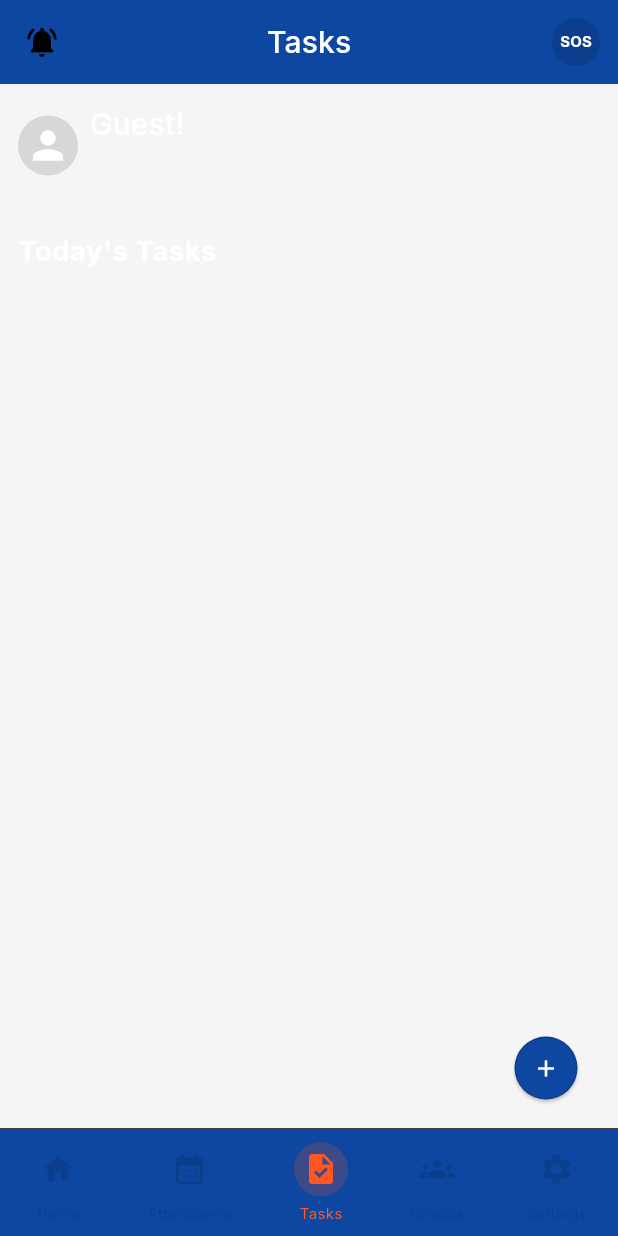
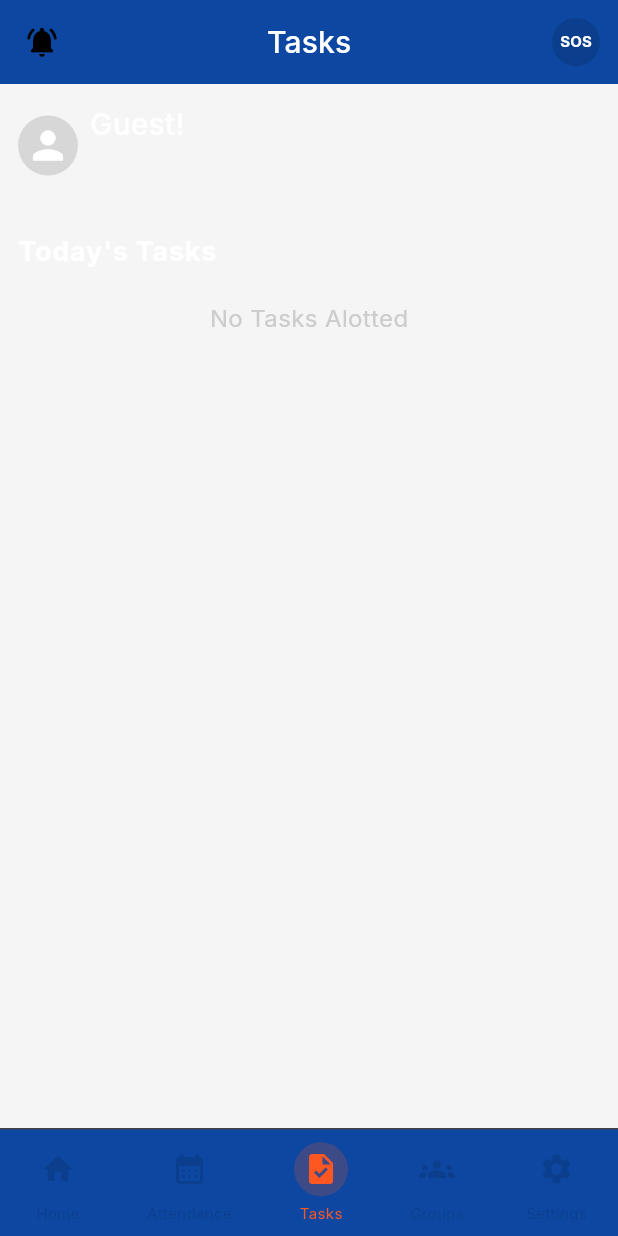
Before and after one commit to CodingXWizards/gailtrack, a Flutter app: the Home screen opened by its route, swiped to page 3, on a phone screen of 412 x 824 dp. Run offline on Flutter 3.47's test engine with Material 3 defaults, Android fonts, the light colour scheme and no system bars; our stand-ins replace connectivity_plus, firebase_auth, firebase_core, flutter_dotenv, flutter_local_notifications, flutter_secure_storage and 6 more; missing offline and left inert: mapbox_maps_flutter; accounts and stored records are empty; network calls fail.

Commit message:
feat: added task updation using websocket

```diff
--- a/lib/screens/home/index.dart
+++ b/lib/screens/home/index.dart
@@ -3,6 +3,7 @@ import 'package:flutter_secure_storage/flutter_secure_storage.dart';
 import 'package:gailtrack/state/attendance/provider.dart';
 import 'package:gailtrack/state/request/provider.dart';
 import 'package:gailtrack/state/tasks/provider.dart';
+import 'package:gailtrack/websocket/tasks_service.dart';
 import 'package:provider/provider.dart';
 
 import 'package:gailtrack/utils/helper.dart';
@@ -58,7 +59,13 @@ class _HomeState extends State<Home> {
 
       Provider.of<RequestProvider>(context, listen: false).loadRequests();
 
-      Provider.of<TaskProvider>(context, listen: false).loadtasks();
+      final taskProvider = Provider.of<TaskProvider>(context, listen: false);
+      taskProvider.loadtasks();
+
+      print("ehllo");
+      final webSocketService = TaskWebSocketService();
+      webSocketService.setTaskProvider(taskProvider);
+      webSocketService.connect();
     });
   }
 
@@ -157,19 +164,6 @@ class _HomeState extends State<Home> {
             )
             .toList(),
       ),
-      floatingActionButton: _currentTabIndex == 2
-          ? ElevatedButton(
-              style: ButtonStyle(
-                backgroundColor: WidgetStatePropertyAll<Color>(
-                    Theme.of(context).primaryColor),
-                shape: WidgetStatePropertyAll<OutlinedBorder>(CircleBorder(
-                    side: BorderSide(
-                        width: 1, color: Theme.of(context).focusColor))),
-              ),
-              onPressed: () {},
-              child: const Icon(Icons.add),
-            )
-          : null,
       bottomNavigationBar: BottomNavigation(
         currentTabIndex: _currentTabIndex,
         onTap: _onTap,
--- a/lib/screens/home/tabs/tasks/index.dart
+++ b/lib/screens/home/tabs/tasks/index.dart
@@ -47,6 +47,7 @@ class _TasksState extends State<Tasks> {
         const SizedBox(height: 28),
         Text("Today's Tasks", style: Theme.of(context).textTheme.bodyLarge),
         const SizedBox(height: 20),
+        if (taskList.isNotEmpty)
           ...taskList.map(
             (task) => BoxContainer(
               margin: const EdgeInsets.only(bottom: 12),
@@ -67,12 +68,17 @@ class _TasksState extends State<Tasks> {
                       TextSpan(
                           text:
                               "${DateFormat("dd MMM yyyy").format(task.deadline)}\n"),
-                    TextSpan(text: DateFormat("hh:mm a").format(task.deadline)),
+                      TextSpan(
+                          text: DateFormat("hh:mm a").format(task.deadline)),
                     ],
                   ),
                 ),
               ),
             ),
+          ),
+        if (taskList.isEmpty)
+          const Center(
+            child: Text("No Tasks Alotted"),
           )
       ],
     );
--- a/lib/websocket/connection.dart
+++ b/lib/websocket/connection.dart
@@ -3,7 +3,7 @@ import 'dart:convert';
 import 'dart:io';
 import 'package:flutter_dotenv/flutter_dotenv.dart';
 
-String WEBSOCKET_URL = dotenv.env['API_URL'] ?? "ws://localhost:5000/ws";
+String WEBSOCKET_URL = dotenv.env['WEBSOCKET_URL'] ?? "ws://localhost:5000";
 
 class WebSocketConnection {
   WebSocket? _socket;
--- a/pubspec.yaml
+++ b/pubspec.yaml
@@ -55,7 +55,6 @@ dependencies:
   path: ^1.9.0
   point_in_polygon: ^1.0.0
   flutter_local_notifications: ^18.0.1
-  intl: ^0.19.0
 
 
 
```
Also changed, not shown: lib/state/tasks/provider.dart (+10 -0 lines), lib/websocket/tasks_service.dart (+19 -3 lines), pubspec.lock. Lines whose indentation alone changed are shown as unchanged.
